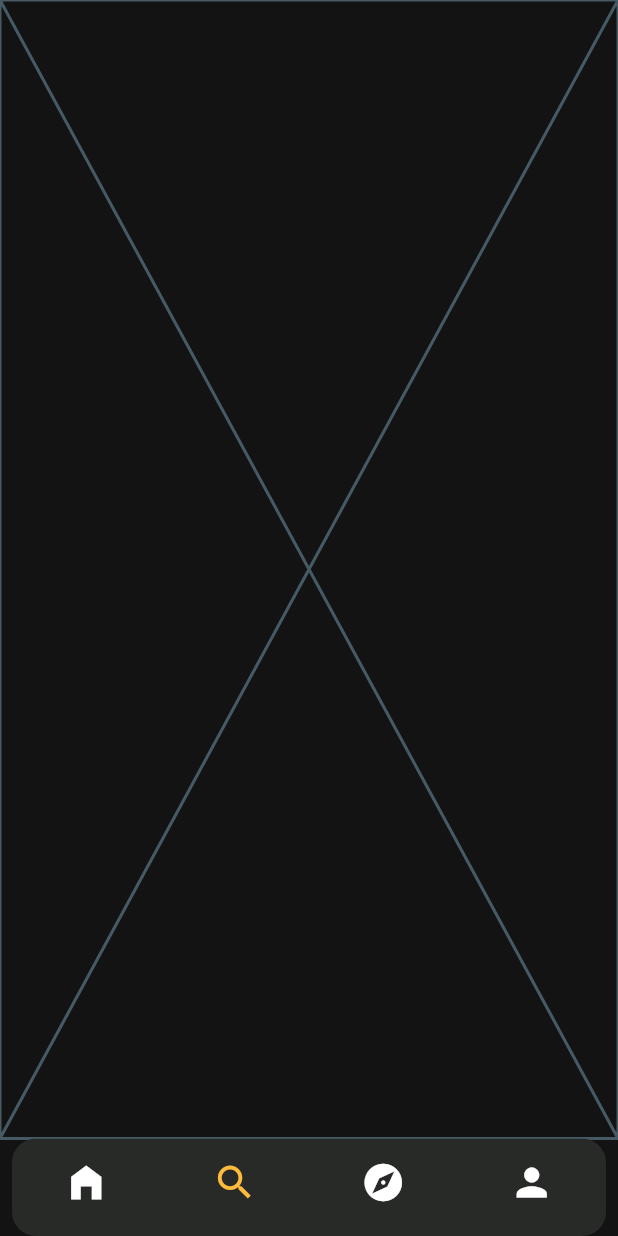
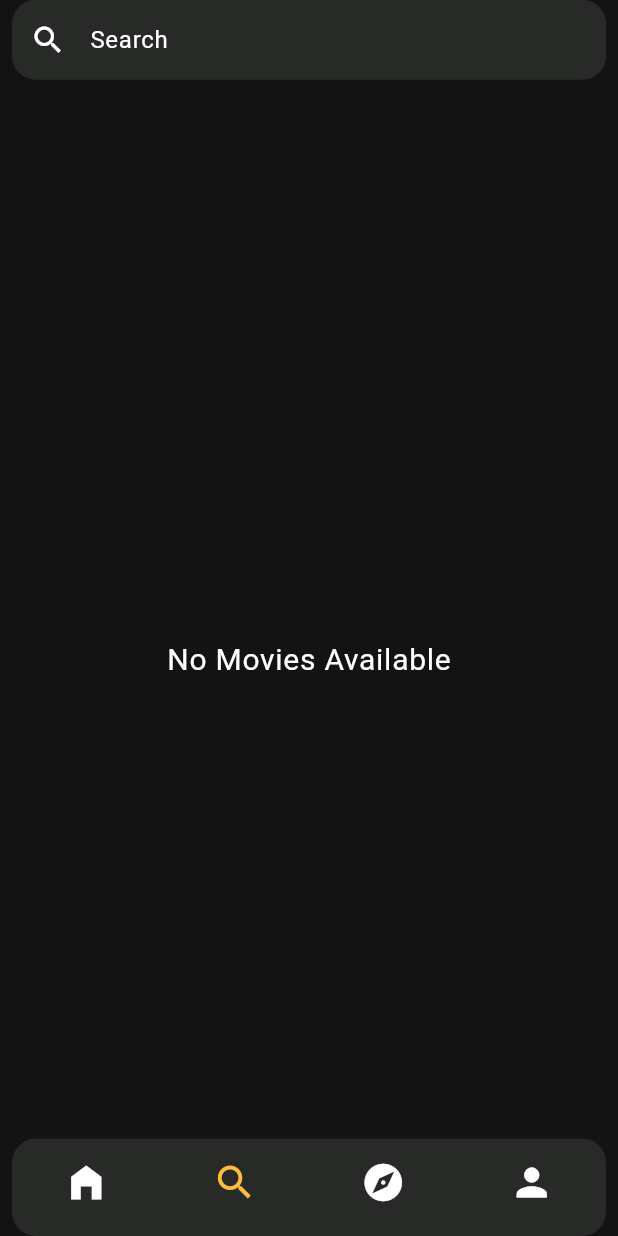
Before and after one commit to MohammedMostafa2000/movies_app, a Flutter app: the screen it shows after launch, item 2 of the bottom bar chosen, on a phone screen of 412 x 824 dp. Run offline on Flutter 3.47's test engine with Material 3 defaults, Android fonts, the phone set to English and light mode, and no system bars; our stand-ins replace cached_network_image, carousel_slider, dartz, flutter_screenutil, google_fonts; network calls fail.

Commit message:
finished search tab

```diff
--- a/lib/config/theme_manager.dart
+++ b/lib/config/theme_manager.dart
@@ -1,10 +1,33 @@
 import 'package:flutter/material.dart';
+import 'package:flutter_screenutil/flutter_screenutil.dart';
 import 'package:google_fonts/google_fonts.dart';
 import 'package:movies_app/core/colors_manager.dart';
 
 class ThemeManager {
   static ThemeData light = ThemeData();
   static ThemeData dark = ThemeData(
+      inputDecorationTheme: InputDecorationTheme(
+        hintStyle: GoogleFonts.roboto(
+          fontSize: 16,
+          fontWeight: FontWeight.w400,
+          color: ColorsManager.white,
+        ),
+        prefixIconColor: ColorsManager.white,
+        filled: true,
+        fillColor: ColorsManager.black282A28,
+        border: OutlineInputBorder(
+          borderSide: BorderSide(color: ColorsManager.black282A28),
+          borderRadius: BorderRadius.circular(16.r),
+        ),
+        enabledBorder: OutlineInputBorder(
+          borderSide: BorderSide(color: ColorsManager.black282A28),
+          borderRadius: BorderRadius.circular(16.r),
+        ),
+        focusedBorder: OutlineInputBorder(
+          borderSide: BorderSide(color: ColorsManager.black282A28),
+          borderRadius: BorderRadius.circular(16.r),
+        ),
+      ),
       scaffoldBackgroundColor: ColorsManager.black121312,
       bottomNavigationBarTheme: BottomNavigationBarThemeData(
         showSelectedLabels: false,
--- a/lib/mainLayout/data/api_services.dart
+++ b/lib/mainLayout/data/api_services.dart
@@ -5,9 +5,9 @@ import 'package:movies_app/mainLayout/data/models/api_response_data_model.dart';
 import 'package:movies_app/mainLayout/data/models/movie_data_model.dart';
 
 class ApiServices {
-  static Future<Either<List<MovieDataModel>, String>> getMovies({String genre='', int limit=10,String sortedBy=''}) async {
+  static Future<Either<List<MovieDataModel>, String>> getMovies({String genre='', int limit=10,String sortedBy='' , String query=''}) async {
     try {
-      final url = Uri.parse('https://yts.mx/api/v2/list_movies.json?genre=$genre&limit=$limit&sort_by=$sortedBy');
+      final url = Uri.parse('https://yts.mx/api/v2/list_movies.json?genre=$genre&limit=$limit&sort_by=$sortedBy&query_term=$query');
       final response = await http.get(url);
       if (response.statusCode == 200) {
         final json = jsonDecode(response.body);
--- /dev/null
+++ b/lib/mainLayout/presentation/viewModels/search_tab_view_model.dart
@@ -0,0 +1,22 @@
+import 'package:flutter/material.dart';
+import 'package:movies_app/mainLayout/data/api_services.dart';
+import 'package:movies_app/mainLayout/data/models/movie_data_model.dart';
+
+class SearchTabViewModel extends ChangeNotifier {
+  List<MovieDataModel> moviesList = [];
+  String error = '';
+
+  void getMoviesBySearch({String query = ''}) async {
+    var result = await ApiServices.getMovies(query: query,limit: 20);
+    result.fold(
+      (left) {
+        moviesList = left;
+        notifyListeners();
+      },
+      (right) {
+        error = right;
+        notifyListeners();
+      },
+    );
+  }
+}
--- a/lib/mainLayout/presentation/views/mainlayout_view.dart
+++ b/lib/mainLayout/presentation/views/mainlayout_view.dart
@@ -1,6 +1,7 @@
 import 'package:flutter/material.dart';
 import 'package:flutter_screenutil/flutter_screenutil.dart';
 import 'package:movies_app/mainLayout/presentation/viewModels/home_tab_view_model.dart';
+import 'package:movies_app/mainLayout/presentation/viewModels/search_tab_view_model.dart';
 import 'package:movies_app/mainLayout/presentation/views/tabs/home.dart';
 import 'package:movies_app/mainLayout/presentation/views/tabs/search.dart';
 import 'package:provider/provider.dart';
@@ -24,6 +25,7 @@ class _MainlayoutViewState extends State<MainlayoutView> {
     return MultiProvider(
       providers: [
         ChangeNotifierProvider(create: (context) => HomeTabViewModel()),
+        ChangeNotifierProvider(create: (context) => SearchTabViewModel()),
       ],
       child: Scaffold(
         body: tabs[selectedIndex],
--- a/lib/mainLayout/presentation/views/tabs/search.dart
+++ b/lib/mainLayout/presentation/views/tabs/search.dart
@@ -1,10 +1,78 @@
 import 'package:flutter/material.dart';
+import 'package:flutter_screenutil/flutter_screenutil.dart';
+import 'package:movies_app/core/colors_manager.dart';
+import 'package:movies_app/core/widgets/custom_grid_view_builder.dart';
+import 'package:movies_app/core/widgets/movie_card.dart';
+import 'package:movies_app/mainLayout/presentation/viewModels/search_tab_view_model.dart';
+import 'package:provider/provider.dart';
 
-class Search extends StatelessWidget {
+class Search extends StatefulWidget {
   const Search({super.key});
+  @override
+  State<Search> createState() => _SearchState();
+}
+
+class _SearchState extends State<Search> {
+  String textFormFieldData = '';
+
+  @override
+  void initState() {
+    super.initState();
+  }
 
   @override
   Widget build(BuildContext context) {
-    return const Placeholder();
+    return Scaffold(
+      body: Consumer<SearchTabViewModel>(
+        builder: (context, viewModel, child) => SafeArea(
+          child: SingleChildScrollView(
+            physics: BouncingScrollPhysics(),
+            child: Column(
+              children: [
+                Padding(
+                  padding: REdgeInsets.symmetric(horizontal: 8),
+                  child: TextFormField(
+                    cursorColor: ColorsManager.white,
+                    onChanged: (value) {
+                      setState(() {
+                        textFormFieldData = value;
+                        viewModel.getMoviesBySearch(query: value);
+                      });
+                    },
+                    style: Theme.of(context).textTheme.labelMedium!.copyWith(fontSize: 16),
+                    decoration: InputDecoration(
+                      hintText: 'Search',
+                      prefixIcon: Icon(Icons.search),
+                    ),
+                  ),
+                ),
+                SizedBox(height: 12.h),
+                textFormFieldData.isNotEmpty
+                    ? CustomGridViewBuilder(
+                        count: viewModel.moviesList.length,
+                        crossAxisCount: 2,
+                        childAspectRatio: 0.7,
+                        itemBuilder: (context, index) {
+                          return MovieCard(
+                            movieDataModel: viewModel.moviesList[index],
+                          );
+                        },
+                      )
+                    : SizedBox(
+                        height: 750.h,
+                        child: Center(
+                          child: Text(
+                            'No Movies Available',
+                            style: Theme.of(context).textTheme.labelMedium,
+                          ),
+                        ),
+                      ),
+                SizedBox(height: 20.h)
+              ],
+            ),
+          ),
+        ),
+      ),
+    );
   }
 }
```
Also changed, not shown: lib/core/widgets/custom_grid_view_builder.dart (added, +32 -0 lines).
